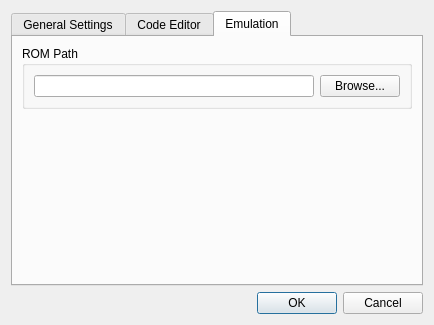
Above: environmentsettingsdialog.ui from christopherpow/nesicide before the change. Below: the same form after it.
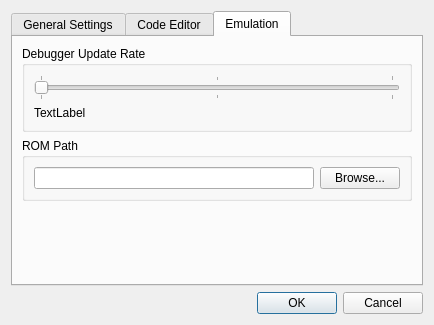
That is the form after the change. The open tabs and pages were chosen to show the change. Icons and pictures are not drawn.

```diff
--- a/environmentsettingsdialog.ui
+++ b/environmentsettingsdialog.ui
@@ -239,7 +239,7 @@
        <string>Emulation</string>
       </attribute>
       <layout class="QGridLayout" name="gridLayout_6">
-       <item row="0" column="0">
+       <item row="1" column="0">
         <widget class="QGroupBox" name="groupBox_4">
          <property name="title">
           <string>ROM Path</string>
@@ -266,7 +266,7 @@
          </layout>
         </widget>
        </item>
-       <item row="1" column="0">
+       <item row="2" column="0">
         <spacer name="verticalSpacer_3">
          <property name="orientation">
           <enum>Qt::Vertical</enum>
@@ -279,6 +279,50 @@
          </property>
         </spacer>
        </item>
+       <item row="0" column="0">
+        <widget class="QGroupBox" name="groupBox_5">
+         <property name="title">
+          <string>Debugger Update Rate</string>
+         </property>
+         <layout class="QGridLayout" name="gridLayout_7">
+          <item row="0" column="1">
+           <widget class="QSlider" name="debuggerUpdateRate">
+            <property name="maximum">
+             <number>2</number>
+            </property>
+            <property name="orientation">
+             <enum>Qt::Horizontal</enum>
+            </property>
+            <property name="invertedAppearance">
+             <bool>false</bool>
+            </property>
+            <property name="invertedControls">
+             <bool>false</bool>
+            </property>
+            <property name="tickPosition">
+             <enum>QSlider::TicksBothSides</enum>
+            </property>
+            <property name="tickInterval">
+             <number>1</number>
+            </property>
+           </widget>
+          </item>
+          <item row="1" column="1">
+           <widget class="QLabel" name="debuggerUpdateRateMsg">
+            <property name="text">
+             <string>TextLabel</string>
+            </property>
+            <property name="wordWrap">
+             <bool>true</bool>
+            </property>
+            <property name="textInteractionFlags">
+             <set>Qt::NoTextInteraction</set>
+            </property>
+           </widget>
+          </item>
+         </layout>
+        </widget>
+       </item>
       </layout>
      </widget>
     </widget>
```
